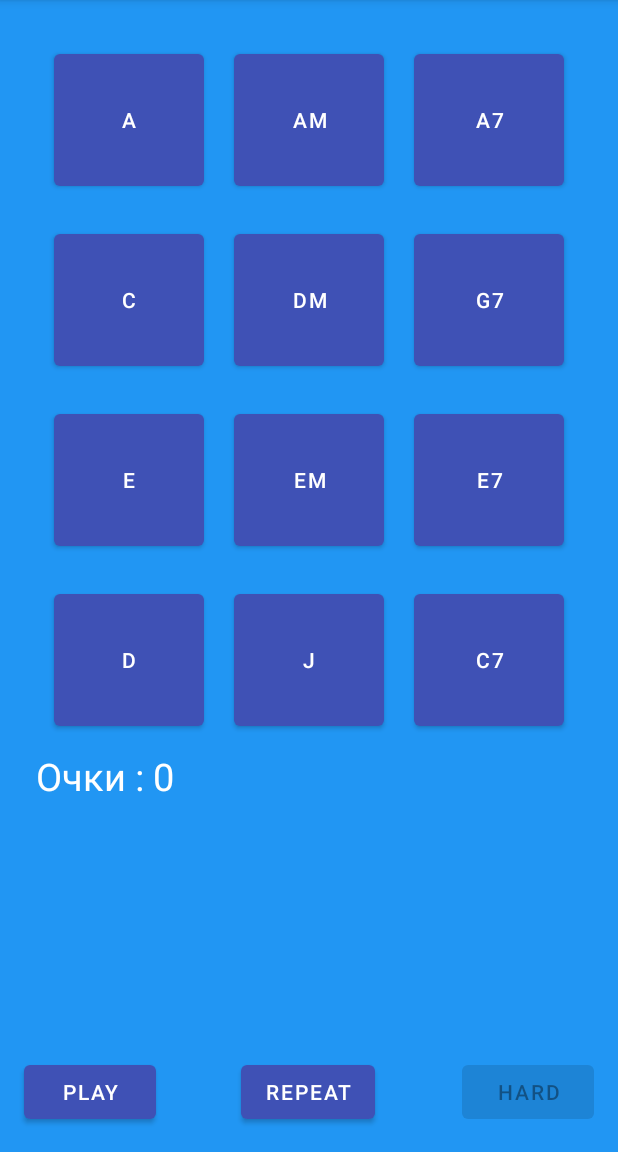
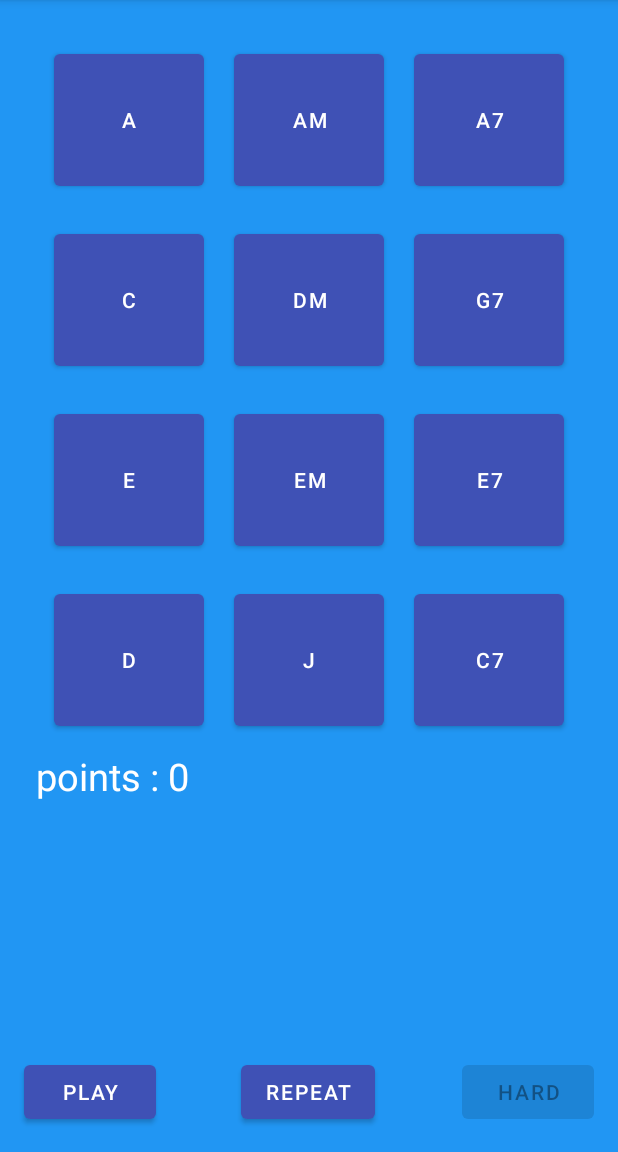
Before and after one commit to Orex-x/GuitarChords, an Android app: the screen it shows after launch (MainActivity), after a tap on "PLAY", on a phone screen of 412 x 824 dp, the part 84-1236 px from its top. Run offline under Robolectric (Android 15) with nearby library versions, the phone set to English and light mode, and no system bars.

Commit message:
minor changes

```diff
--- a/app/src/main/java/com/example/guitarchords/MainActivity.java
+++ b/app/src/main/java/com/example/guitarchords/MainActivity.java
@@ -23,8 +23,7 @@ public class MainActivity extends AppCompatActivity {
             R.raw.a, R.raw.c, R.raw.e, R.raw.d,R.raw.am, R.raw.dm,
             R.raw.em, R.raw.g,R.raw.a7,R.raw.g7,R.raw.e7,R.raw.c7
     };
-    private int points = 0;
-    private int currentSound, ii;
+    private int currentSound, gameProgress, points = 0, currentSizeList = 12;
     private ArrayList<Integer> soundsLvl = new ArrayList<>();
     Button btnPlay, btnRepeat, btnChangeLvl;
     String[] lvls = new String[]{"easy", "normal", "hard"};
@@ -39,23 +38,21 @@ public class MainActivity extends AppCompatActivity {
     //играем игру
     public void play(View v){
         points = 0;
-        ii = 0;
-        currentSound = soundsLvl.get(ii);
-        txtPoints.setText("Очки : " + points);
+        gameProgress = 0;
+        updateRandomListSound(currentSizeList);
+        currentSound = soundsLvl.get(gameProgress);
+        txtPoints.setText("points : " + points);
         btnChangeLvl.setEnabled(false);
         playSound(currentSound + 1);
     }
 
     //изменение уровня сложности
     public void changeLvl(View v){
-        soundsLvl.clear();
         String lvl = ((Button)v).getText().toString();
         for(int i = 0; i < 3; i++){
             if(lvl.equals(lvls[i])){
                 if(i == 2) ((Button)v).setText(lvls[0]);
-                else {
-                    ((Button)v).setText(lvls[i + 1]);
-                }
+                else ((Button)v).setText(lvls[i + 1]);
             }
         }
 
@@ -65,54 +62,46 @@ public class MainActivity extends AppCompatActivity {
 
         switch (((Button)v).getText().toString()){
             case "easy": {
-                for(int i = 4; i < 12; i++){
-                    buttons[i].setEnabled(false);
-                }
-
-                for(int i = 0; i < 4; i++){
-                    int rand = (int) (Math.random() * 4);
-                    soundsLvl.add(rand);
-                }
+                currentSizeList = 4;
                 break;
             }
             case "normal": {
-                for(int i = 8; i < 12; i++){
-                    buttons[i].setEnabled(false);
-                }
-                for(int i = 0; i < 8; i++){
-                    int rand = (int) (Math.random() * 8);
-                    soundsLvl.add(rand);
-                }
+                currentSizeList = 8;
                 break;
             } case "hard": {
-                for(int i = 0; i < 12; i++){
-                    int rand = (int) (Math.random() * 12);
-                    soundsLvl.add(rand);
-                }
+                currentSizeList = 12;
                 break;
             }
         }
     }
 
+    private void updateRandomListSound(int size){
+        soundsLvl.clear();
+        for(int i = 0; i < size; i++){
+            int rand = (int) (Math.random() * size);
+            soundsLvl.add(rand);
+        }
+        for(int i = size; i < 12; i++)
+            buttons[i].setEnabled(false);
+    }
+
 
     //обработчик нажатия на кнопку
     public void btnClick(View v){
-
         String txt = ((Button) v).getTag().toString();
         if(currentSound == (Integer.parseInt(txt))){
             points++;
-            txtPoints.setText("Очки : " + points);
+            txtPoints.setText("points : " + points);
         }
-        if((soundsLvl.size() - 1) == ii){
+        if((soundsLvl.size() - 1) == gameProgress){
             // Toast.makeText(MainActivity.this, "вы набрали " + points + " очков", Toast.LENGTH_SHORT).show();
             btnChangeLvl.setEnabled(true);
             currentSound = -1;
         }else{
-            ii++;
-            currentSound = soundsLvl.get(ii);
+            gameProgress++;
+            currentSound = soundsLvl.get(gameProgress);
             playSound(currentSound + 1);
         }
-
     }
 
 
@@ -128,8 +117,6 @@ public class MainActivity extends AppCompatActivity {
         playSound(Integer.parseInt(txt) + 1);
     }
 */
-
-
     public void playSound(int mSoundId){
         AudioManager audioManager = (AudioManager) getSystemService(Context.AUDIO_SERVICE);
         float curVolume = audioManager.getStreamVolume(AudioManager.STREAM_MUSIC);
@@ -167,9 +154,6 @@ public class MainActivity extends AppCompatActivity {
         for (int idSound : sounds)
             mSoundPool.load(this, idSound, 1);
 
-        for(int i = 0; i < 12; i++){
-            int rand = (int) (Math.random() * 12);
-            soundsLvl.add(rand);
-        }
+        updateRandomListSound(currentSizeList);
     }
 }
```
